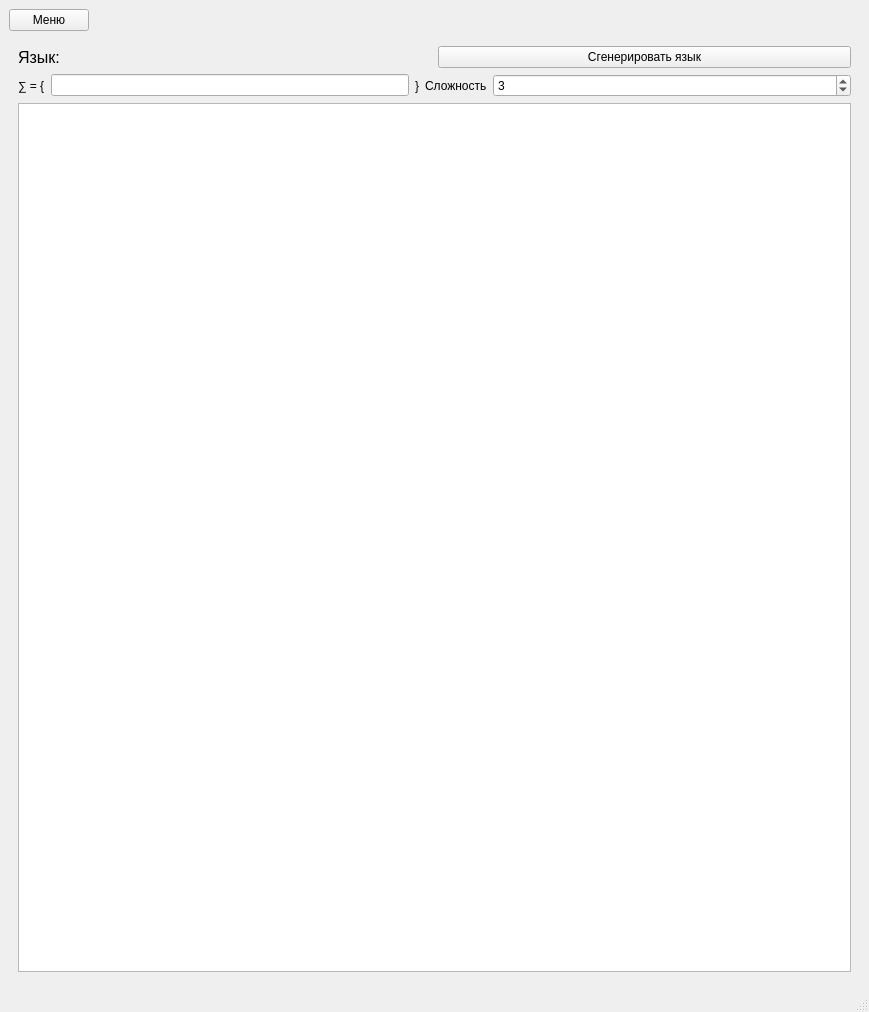
Before: the Qt Designer form diploma_mainwindow.ui in Pancko/diploma, drawn with Qt 5.
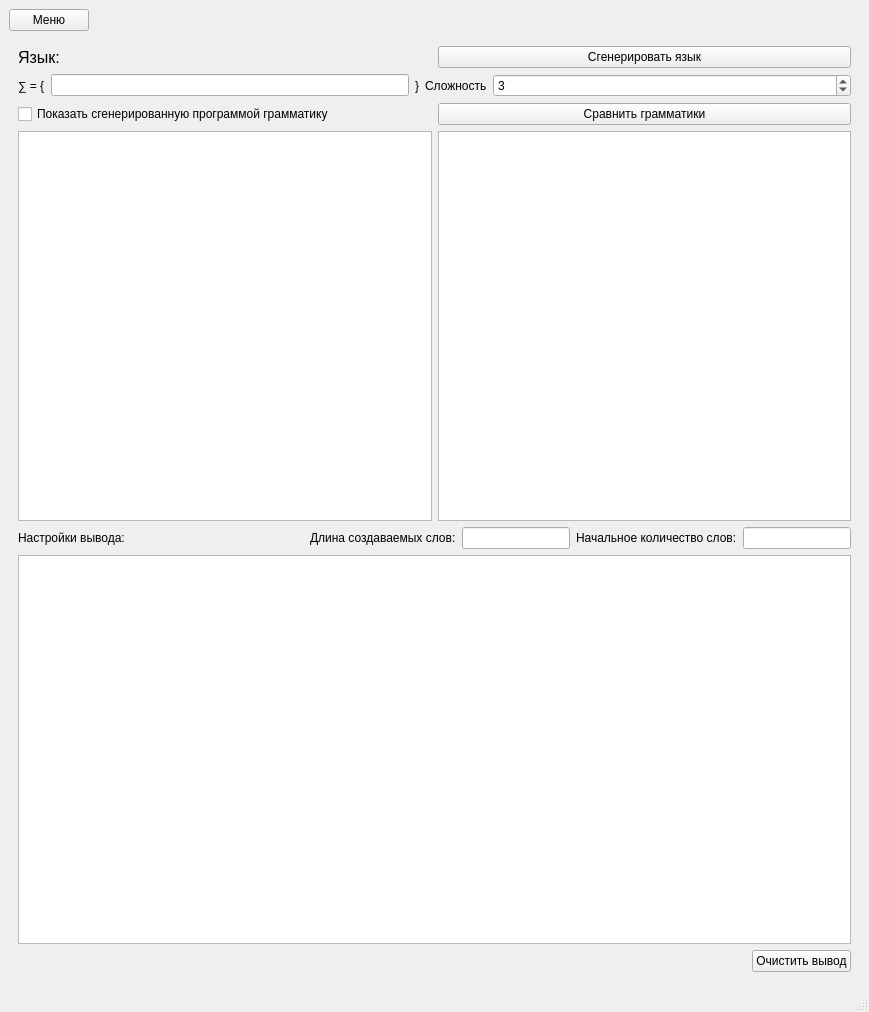
After: the same form once the commit is applied. The open tabs and pages were chosen to show the change.

```diff
--- a/diploma_mainwindow.ui
+++ b/diploma_mainwindow.ui
@@ -214,7 +214,115 @@
          </layout>
         </item>
         <item>
-         <widget class="QTextEdit" name="langCFG_textEdit"/>
+         <layout class="QHBoxLayout" name="horizontalLayout_13">
+          <item>
+           <widget class="QCheckBox" name="showGrammarCheckBox">
+            <property name="text">
+             <string>Показать сгенерированную программой грамматику</string>
+            </property>
+           </widget>
+          </item>
+          <item>
+           <widget class="QPushButton" name="compare_Inf_pB">
+            <property name="text">
+             <string>Сравнить грамматики</string>
+            </property>
+           </widget>
+          </item>
+         </layout>
+        </item>
+        <item>
+         <layout class="QHBoxLayout" name="horizontalLayout_12">
+          <item>
+           <widget class="QTextEdit" name="langCFG_textEdit">
+            <property name="readOnly">
+             <bool>true</bool>
+            </property>
+           </widget>
+          </item>
+          <item>
+           <widget class="QTextEdit" name="langCFG_textEdit_2"/>
+          </item>
+         </layout>
+        </item>
+        <item>
+         <layout class="QHBoxLayout" name="horizontalLayout_15">
+          <item>
+           <widget class="QLabel" name="label">
+            <property name="text">
+             <string>Настройки вывода:</string>
+            </property>
+           </widget>
+          </item>
+          <item>
+           <spacer name="horizontalSpacer_7">
+            <property name="orientation">
+             <enum>Qt::Orientation::Horizontal</enum>
+            </property>
+            <property name="sizeHint" stdset="0">
+             <size>
+              <width>40</width>
+              <height>20</height>
+             </size>
+            </property>
+           </spacer>
+          </item>
+          <item>
+           <layout class="QVBoxLayout" name="verticalLayout_2">
+            <item>
+             <layout class="QHBoxLayout" name="horizontalLayout_16">
+              <item>
+               <widget class="QLabel" name="label_5">
+                <property name="text">
+                 <string>Длина создаваемых слов:</string>
+                </property>
+               </widget>
+              </item>
+              <item>
+               <widget class="QLineEdit" name="length_Inf_LineEdit"/>
+              </item>
+              <item>
+               <widget class="QLabel" name="label_6">
+                <property name="text">
+                 <string>Начальное количество слов:</string>
+                </property>
+               </widget>
+              </item>
+              <item>
+               <widget class="QLineEdit" name="wordCount_Inf_lineEdit"/>
+              </item>
+             </layout>
+            </item>
+           </layout>
+          </item>
+         </layout>
+        </item>
+        <item>
+         <widget class="QTextEdit" name="output_Inf_tE"/>
+        </item>
+        <item>
+         <layout class="QHBoxLayout" name="horizontalLayout_14">
+          <item>
+           <spacer name="horizontalSpacer_6">
+            <property name="orientation">
+             <enum>Qt::Orientation::Horizontal</enum>
+            </property>
+            <property name="sizeHint" stdset="0">
+             <size>
+              <width>40</width>
+              <height>20</height>
+             </size>
+            </property>
+           </spacer>
+          </item>
+          <item>
+           <widget class="QPushButton" name="clear_Inf_pB">
+            <property name="text">
+             <string>Очистить вывод</string>
+            </property>
+           </widget>
+          </item>
+         </layout>
         </item>
        </layout>
       </widget>
```
Left out of the diff: 4 changed lines with no effect on the pictures.
